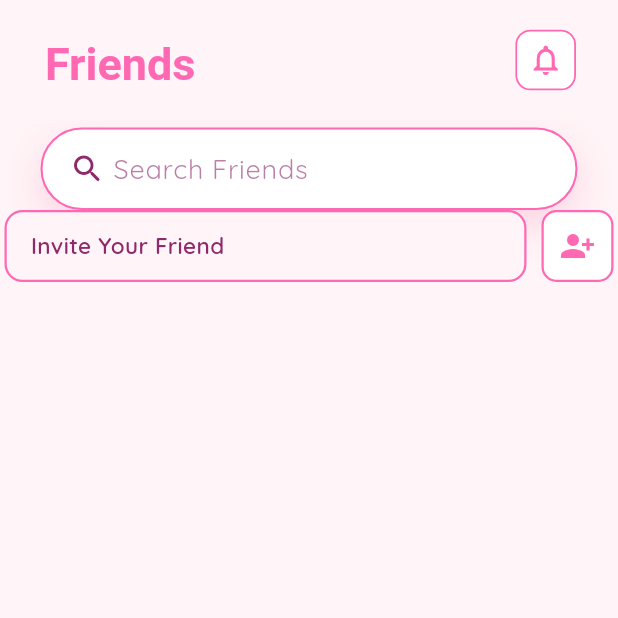
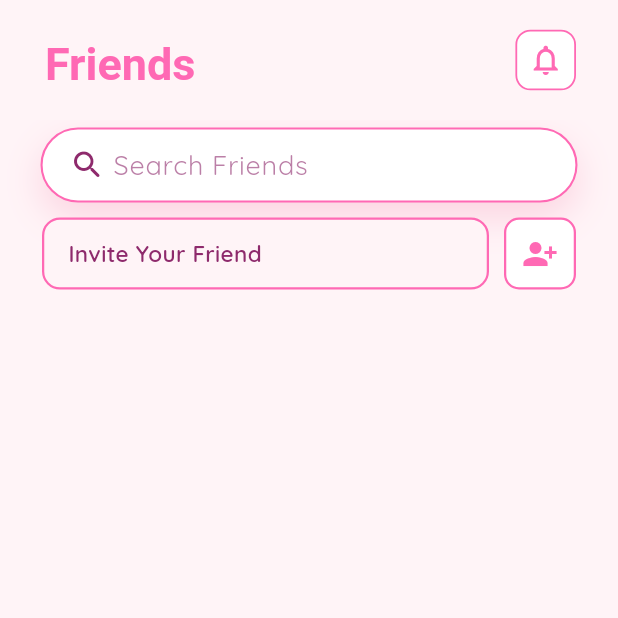
Before and after one commit to ayeshashehzad299/Glitzy, a Flutter app: the FriendsScreen screen opened directly, on a phone screen of 412 x 824 dp, the top half of it. Run offline on Flutter 3.47's test engine with Material 3 defaults, Android fonts, the phone set to English and light mode, and no system bars; our stand-ins replace cloud_firestore, firebase_auth, firebase_core, google_fonts, google_sign_in, image_picker and 1 more; accounts and stored records are empty; Roboto replaces fonts that are missing (Chilanka).

Commit message:
add padding to InviteFriends widget button for improved spacing and layout

```diff
--- a/lib/screens/friends/friends_screen.dart
+++ b/lib/screens/friends/friends_screen.dart
@@ -83,7 +83,10 @@ class _FriendsScreenState extends State<FriendsScreen> {
                 // search logic
               },
             ),
-            InviteFriendsButton(label: 'Invite Your Friend'),
+            Padding(
+              padding: const EdgeInsets.symmetric(horizontal: 25, vertical: 10),
+              child: InviteFriendsButton(label: 'Invite Your Friend'),
+            ),
           ],
         ),
       ),
--- a/lib/widgets/search_bar.dart
+++ b/lib/widgets/search_bar.dart
@@ -18,7 +18,7 @@ class GlitzySearchBar extends StatelessWidget {
     return Container(
       margin: const EdgeInsets.symmetric(horizontal: 24),
       padding: const EdgeInsets.symmetric(horizontal: 18),
-      height: 55,
+      height: 50,
       decoration: BoxDecoration(
         color: Colors.white,
         borderRadius: BorderRadius.circular(30),
```
